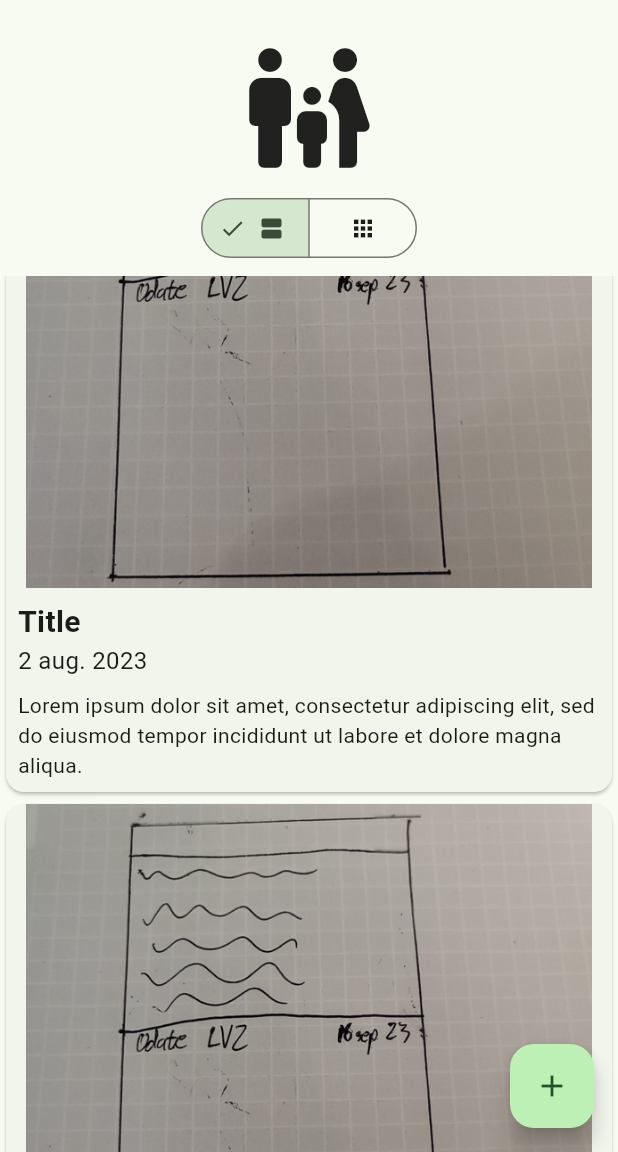
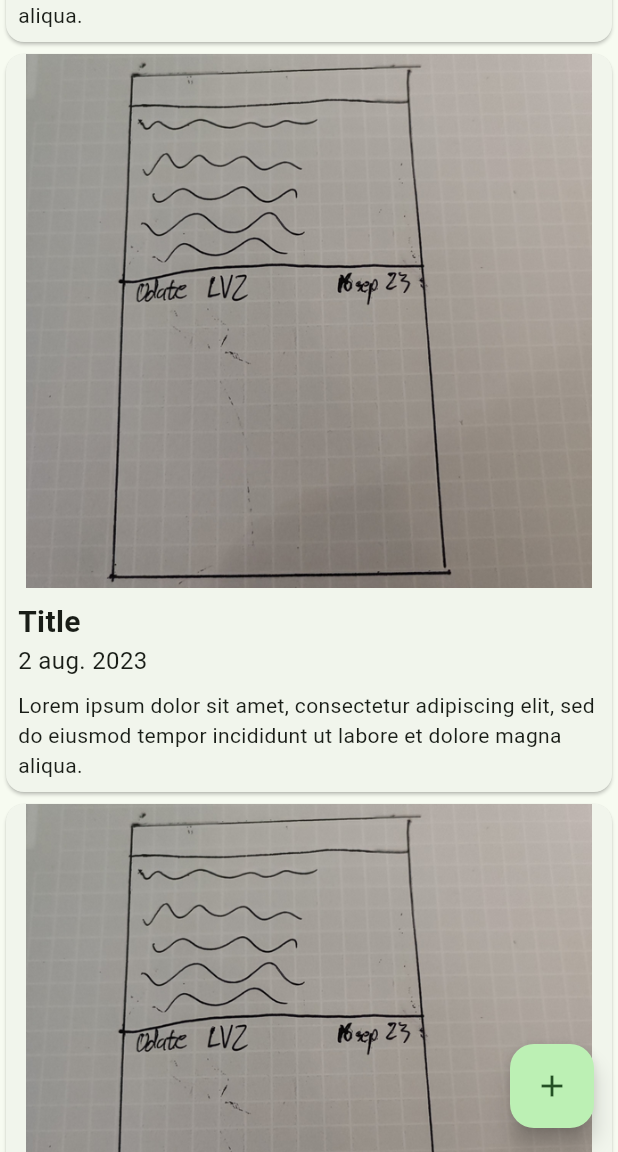
Before and after one commit to R0KK1T/CoDoC, a Flutter app: the screen it shows after launch, scrolled down 1152 dp, on a phone screen of 412 x 824 dp, the part 84-1236 px from its top. Run offline on Flutter 3.47's test engine with Material 2 defaults, Android fonts, the phone set to English and light mode, and no system bars; our stand-ins replace firebase_core; accounts and stored records are empty.

```diff
--- a/lib/feed_screen.dart
+++ b/lib/feed_screen.dart
@@ -101,16 +101,22 @@ class _MyHomePageState extends State<MyHomePage> {
           ],
         ),
       ),
-      appBar: AppBar(
+      /* appBar: AppBar(
         title: const Text('CODOC'),
         centerTitle: true,
+      ), */
+      body: CustomScrollView(
+        slivers: [
+          SliverAppBar(
+            title: const Text('CODOC'),
+            centerTitle: true,
+            pinned: true, // App bar will be pinned to the top
           ),
-      body: Center(
+          SliverToBoxAdapter(
             child: Column(
-          mainAxisAlignment: MainAxisAlignment.start,
               children: <Widget>[
-            const Padding(
-              padding: EdgeInsets.only(top: 24.0),
+                Padding(
+                  padding: const EdgeInsets.only(top: 24.0),
                   child: Icon(Icons.family_restroom_rounded, size: 96),
                 ),
                 Padding(
@@ -118,9 +124,11 @@ class _MyHomePageState extends State<MyHomePage> {
                   child: SegmentedButton(
                     segments: const <ButtonSegment<ViewType>>[
                       ButtonSegment(
-                      value: ViewType.listView, icon: Icon(Icons.view_agenda)),
+                          value: ViewType.listView,
+                          icon: Icon(Icons.view_agenda)),
                       ButtonSegment(
-                      value: ViewType.gridView, icon: Icon(Icons.apps_rounded)),
+                          value: ViewType.gridView,
+                          icon: Icon(Icons.apps_rounded)),
                     ],
                     selected: selection,
                     onSelectionChanged: (Set<ViewType> newSelection) {
@@ -128,28 +136,27 @@ class _MyHomePageState extends State<MyHomePage> {
                         selection = newSelection;
                       });
                     },
-                //multiSelectionEnabled: true,
                   ),
                 ),
-            Expanded(
-              child: GridView.builder(
-                shrinkWrap: true,
+              ],
+            ),
+          ),
+          SliverGrid(
             gridDelegate: SliverGridDelegateWithFixedCrossAxisCount(
               crossAxisCount: selection.first == ViewType.listView ? 1 : 3,
               childAspectRatio: 1.0,
               crossAxisSpacing: 0.0,
               mainAxisSpacing: 0.0,
-                  mainAxisExtent:
-                      selection.first == ViewType.listView ? 500 : 135,
+              mainAxisExtent: selection.first == ViewType.listView ? 500 : 135,
             ),
-                itemCount: 15 * imagePaths.length,
-                itemBuilder: (context, index) {
+            delegate: SliverChildBuilderDelegate(
+              (context, index) {
                 return createCard(selection.first, imagePaths, index);
               },
+              childCount: 15,
             ),
-            )
+          ),
         ],
-        ),
       ),
       floatingActionButton: FloatingActionButton(
         onPressed: () {},
@@ -163,7 +170,7 @@ class _MyHomePageState extends State<MyHomePage> {
 Widget createCard(ViewType viewType, List<String> imagePaths, int index) {
   switch (viewType) {
     case ViewType.listView:
-      return ListViewCard();
+      return ListViewCard(imagePaths: imagePaths);
     case ViewType.gridView:
       return GridViewCard(index: index, imagePaths: imagePaths);
     default:
@@ -192,10 +199,13 @@ class GridViewCard extends StatelessWidget {
   }
 }
 
-class ListViewCard extends Container {
-  ListViewCard({
-    super.key,
-  });
+class ListViewCard extends StatelessWidget {
+  final List<String> imagePaths;
+
+  const ListViewCard({
+    Key? key,
+    required this.imagePaths,
+  }) : super(key: key);
 
   @override
   Widget build(BuildContext context) {
@@ -205,17 +215,19 @@ class ListViewCard extends Container {
         children: <Widget>[
           Expanded(
             child: PageView.builder(
-                itemCount: 2,
+              itemCount: imagePaths.length,
               pageSnapping: true,
               itemBuilder: (context, pagePosition) {
-                  return Container(
+                return SizedBox(
                   //margin: EdgeInsets.all(5),
                   width: 100,
                   height: 100,
                   child: Image.asset(
-                        'assets/images/documentation_example.PNG',
-                      )); //Image.network(images[pagePosition]));
-                }),
+                    imagePaths[pagePosition],
+                  ),
+                ); //Image.network(images[pagePosition]));
+              },
+            ),
           ),
           Padding(
             padding: const EdgeInsets.only(top: 8, left: 8),
```
Lines whose indentation alone changed are shown as unchanged.
